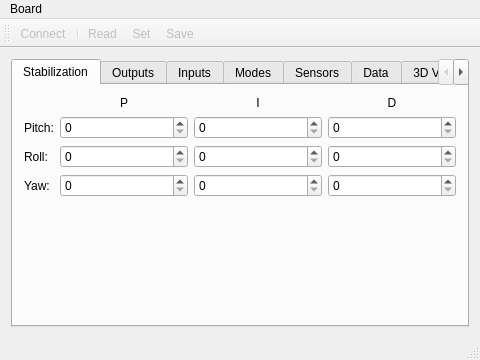
The window that Configurator/mainwindow.ui (MRazgunas/EvvGC-PLUS) describes before a commit, drawn with Qt 5.
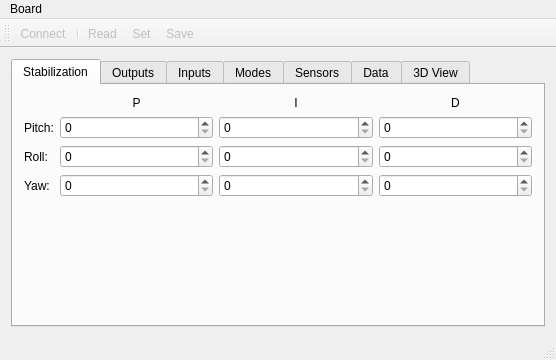
The same window after the commit. Custom widgets are drawn as their Qt base class.

Commit message: Add I2C status info into GUI, do debug logs pull (instead of push) Add keyboard shortcuts for menu actions Increase intial window size a bit

The edit to the form file:
```diff
--- a/Configurator/mainwindow.ui
+++ b/Configurator/mainwindow.ui
@@ -6,7 +6,7 @@
    <rect>
     <x>0</x>
     <y>0</y>
-    <width>480</width>
+    <width>556</width>
     <height>360</height>
    </rect>
   </property>
@@ -1964,8 +1964,8 @@
     <rect>
      <x>0</x>
      <y>0</y>
-     <width>480</width>
-     <height>21</height>
+     <width>556</width>
+     <height>19</height>
     </rect>
    </property>
    <widget class="QMenu" name="menuBoard">
```
Left out of the diff: 12 changed lines with no effect on the pictures. The commit also changes 3 other files.
